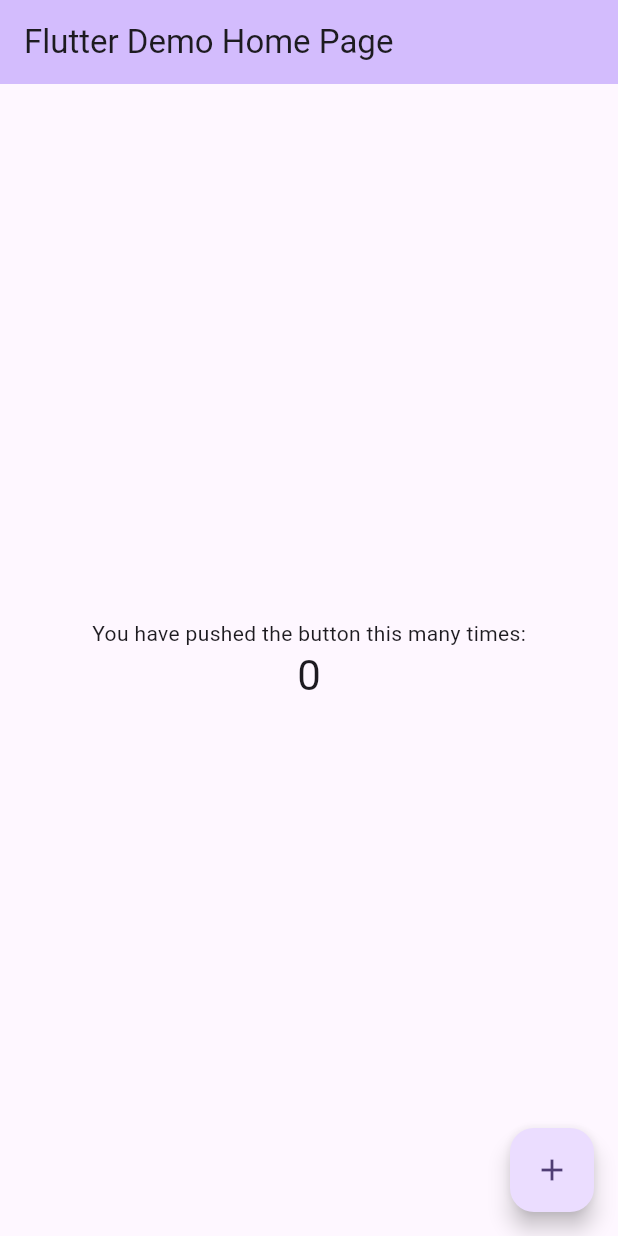
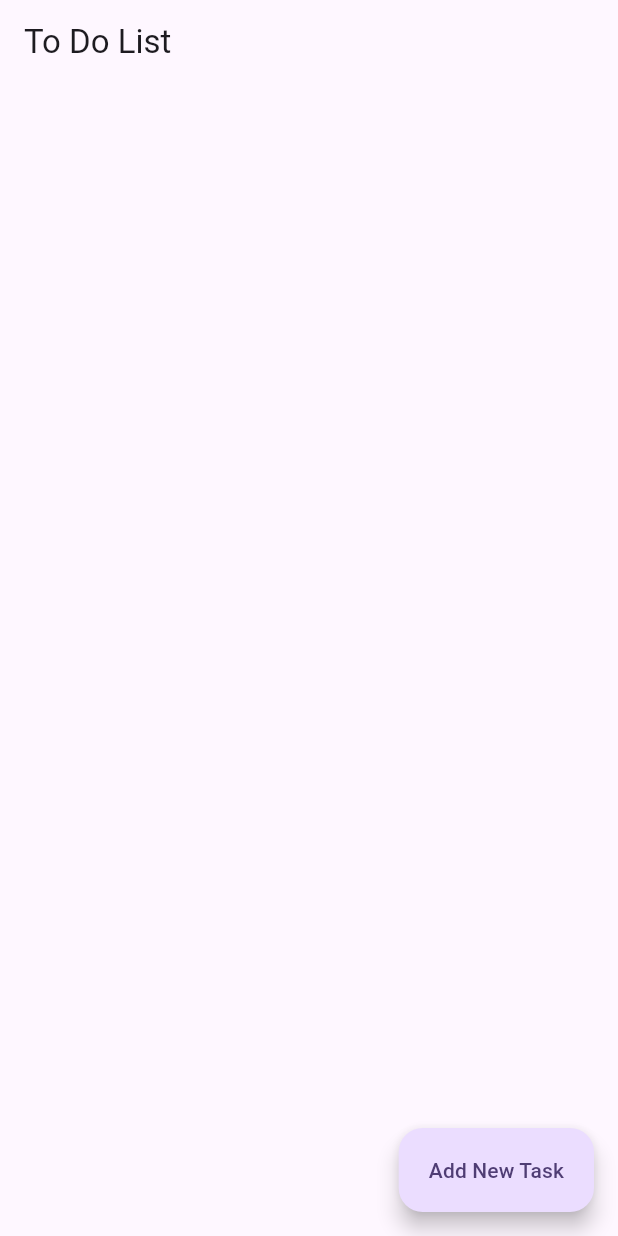
Before and after one commit to rezmehdi/flutter-taskList-pro, a Flutter app: the screen it shows after launch, on a phone screen of 412 x 824 dp. Run offline on Flutter 3.47's test engine with Material 2 defaults, Android fonts, the phone set to English and light mode, and no system bars; our stand-ins replace hive_flutter; accounts and stored records are empty.

Commit message:
use hive package

```diff
--- /dev/null
+++ b/lib/data.dart
@@ -0,0 +1,22 @@
+import 'package:hive_flutter/hive_flutter.dart';
+part 'data.g.dart';
+
+@HiveType(typeId: 0)
+class Task extends HiveObject {
+  @HiveField(0)
+  String name = '';
+  @HiveField(1)
+  bool isCompleted = false;
+  @HiveField(2)
+  Priority priority = Priority.low;
+}
+
+@HiveType(typeId: 1)
+enum Priority {
+  @HiveField(0)
+  low,
+  @HiveField(1)
+  normal,
+  @HiveField(2)
+  high
+}
--- a/lib/main.dart
+++ b/lib/main.dart
@@ -1,8 +1,13 @@
 import 'package:flutter/material.dart';
 import 'package:hive_flutter/hive_flutter.dart';
+import 'package:task_list/data.dart';
 
+const taskBoxName = 'tasks';
 void main() async {
   await Hive.initFlutter();
+  Hive.registerAdapter(TaskAdapter());
+  Hive.registerAdapter(PriorityAdapter());
+  await Hive.openBox<Task>(taskBoxName);
   runApp(const MyApp());
 }
 
@@ -15,113 +20,98 @@ class MyApp extends StatelessWidget {
     return MaterialApp(
       title: 'Flutter Demo',
       theme: ThemeData(
-        // This is the theme of your application.
-        //
-        // TRY THIS: Try running your application with "flutter run". You'll see
-        // the application has a blue toolbar. Then, without quitting the app,
-        // try changing the seedColor in the colorScheme below to Colors.green
-        // and then invoke "hot reload" (save your changes or press the "hot
-        // reload" button in a Flutter-supported IDE, or press "r" if you used
-        // the command line to start the app).
-        //
-        // Notice that the counter didn't reset back to zero; the application
-        // state is not lost during the reload. To reset the state, use hot
-        // restart instead.
-        //
-        // This works for code too, not just values: Most code changes can be
-        // tested with just a hot reload.
         colorScheme: ColorScheme.fromSeed(seedColor: Colors.deepPurple),
         useMaterial3: true,
       ),
-      home: const MyHomePage(title: 'Flutter Demo Home Page'),
+      home: const HomeScreen(),
     );
   }
 }
 
-class MyHomePage extends StatefulWidget {
-  const MyHomePage({super.key, required this.title});
-
-  // This widget is the home page of your application. It is stateful, meaning
-  // that it has a State object (defined below) that contains fields that affect
-  // how it looks.
-
-  // This class is the configuration for the state. It holds the values (in this
-  // case the title) provided by the parent (in this case the App widget) and
-  // used by the build method of the State. Fields in a Widget subclass are
-  // always marked "final".
-
-  final String title;
-
-  @override
-  State<MyHomePage> createState() => _MyHomePageState();
-}
-
-class _MyHomePageState extends State<MyHomePage> {
-  int _counter = 0;
-
-  void _incrementCounter() {
-    setState(() {
-      // This call to setState tells the Flutter framework that something has
-      // changed in this State, which causes it to rerun the build method below
-      // so that the display can reflect the updated values. If we changed
-      // _counter without calling setState(), then the build method would not be
-      // called again, and so nothing would appear to happen.
-      _counter++;
-    });
-  }
+class HomeScreen extends StatelessWidget {
+  const HomeScreen({super.key});
 
   @override
   Widget build(BuildContext context) {
-    // This method is rerun every time setState is called, for instance as done
-    // by the _incrementCounter method above.
-    //
-    // The Flutter framework has been optimized to make rerunning build methods
-    // fast, so that you can just rebuild anything that needs updating rather
-    // than having to individually change instances of widgets.
+    final box = Hive.box<Task>(taskBoxName);
     return Scaffold(
       appBar: AppBar(
-        // TRY THIS: Try changing the color here to a specific color (to
-        // Colors.amber, perhaps?) and trigger a hot reload to see the AppBar
-        // change color while the other colors stay the same.
-        backgroundColor: Theme.of(context).colorScheme.inversePrimary,
-        // Here we take the value from the MyHomePage object that was created by
-        // the App.build method, and use it to set our appbar title.
-        title: Text(widget.title),
+        title: Text('To Do List'),
       ),
-      body: Center(
-        // Center is a layout widget. It takes a single child and positions it
-        // in the middle of the parent.
-        child: Column(
-          // Column is also a layout widget. It takes a list of children and
-          // arranges them vertically. By default, it sizes itself to fit its
-          // children horizontally, and tries to be as tall as its parent.
-          //
-          // Column has various properties to control how it sizes itself and
-          // how it positions its children. Here we use mainAxisAlignment to
-          // center the children vertically; the main axis here is the vertical
-          // axis because Columns are vertical (the cross axis would be
-          // horizontal).
-          //
-          // TRY THIS: Invoke "debug painting" (choose the "Toggle Debug Paint"
-          // action in the IDE, or press "p" in the console), to see the
-          // wireframe for each widget.
-          mainAxisAlignment: MainAxisAlignment.center,
-          children: <Widget>[
-            const Text(
-              'You have pushed the button this many times:',
-            ),
-            Text(
-              '$_counter',
-              style: Theme.of(context).textTheme.headlineMedium,
-            ),
-          ],
-        ),
+      floatingActionButton: FloatingActionButton.extended(
+        onPressed: () {
+          Navigator.of(context)
+              .push(MaterialPageRoute(builder: (context) => EditTaskScreen()));
+        },
+        label: Text('Add New Task'),
       ),
-      floatingActionButton: FloatingActionButton(
-        onPressed: _incrementCounter,
-        tooltip: 'Increment',
-        child: const Icon(Icons.add),
-      ), // This trailing comma makes auto-formatting nicer for build methods.
+      body: ValueListenableBuilder<Box<Task>>(
+        valueListenable: box.listenable(),
+        builder: (context, box, child) {
+          return ListView.builder(
+            itemCount: box.values.length,
+            itemBuilder: (context, index) {
+              final Task task = box.values.toList()[index];
+              return Container(
+                child: Text(
+                  task.name,
+                  style: TextStyle(fontSize: 24),
+                ),
+              );
+            },
+          );
+        },
+        // child: ListView.builder(
+        //   itemCount: box.values.length,
+        //   itemBuilder: (context, index) {
+        //     final Task task = box.values.toList()[index];
+        //     return Container(
+        //       child: Text(
+        //         task.name,
+        //         style: TextStyle(fontSize: 24),
+        //       ),
+        //     );
+        //   },
+        // ),
+      ),
     );
   }
 }
+
+class EditTaskScreen extends StatelessWidget {
+  TextEditingController _controller = TextEditingController();
+  @override
+  Widget build(BuildContext context) {
+    return Scaffold(
+      appBar: AppBar(
+        title: Text('Edit Task'),
+      ),
+      floatingActionButton: FloatingActionButton.extended(
+        onPressed: () {
+          final task = Task();
+          task.name = _controller.text;
+          task.priority = Priority.low;
+          task.isCompleted = false;
+          if (task.isInBox) {
+            task.save();
+          } else {
+            final Box<Task> box = Hive.box(taskBoxName);
+            box.add(task);
+          }
+          Navigator.of(context).pop();
+        },
+        label: Text('Save Changes'),
+      ),
+      body: Column(
+        children: [
+          TextField(
+            controller: _controller,
+            decoration: InputDecoration(
+              label: Text('Add a task for today...'),
+            ),
+          )
+        ],
+      ),
+    );
+  }
+}
```
Also changed, not shown: lib/data.g.dart (added).
